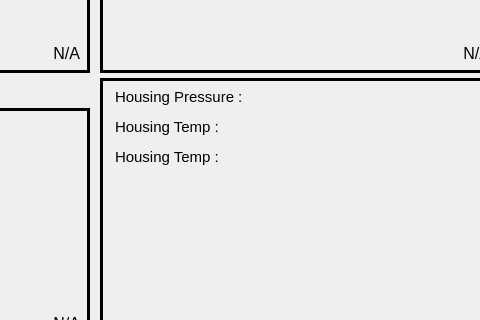
First picture: the form in mainwindow.ui, repository frontback333/TB3582_System, before the edit; both pictures show x 320 to 800 and y 172 to 492 of the 1024 by 600 pixel window.
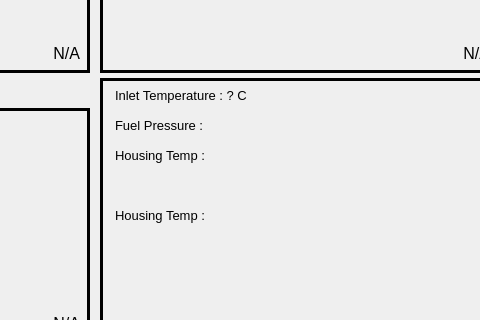
Second picture: the form after the edit.

```diff
--- a/mainwindow.ui
+++ b/mainwindow.ui
@@ -378,17 +378,17 @@
       <rect>
        <x>15</x>
        <y>10</y>
-       <width>200</width>
+       <width>250</width>
        <height>25</height>
       </rect>
      </property>
      <property name="font">
       <font>
-       <pointsize>11</pointsize>
+       <pointsize>10</pointsize>
       </font>
      </property>
      <property name="text">
-      <string>Housing Pressure : </string>
+      <string>Inlet Temperature : ? C</string>
      </property>
      <property name="alignment">
       <set>Qt::AlignmentFlag::AlignLeading|Qt::AlignmentFlag::AlignLeft|Qt::AlignmentFlag::AlignTop</set>
@@ -399,17 +399,17 @@
       <rect>
        <x>15</x>
        <y>40</y>
-       <width>200</width>
+       <width>250</width>
        <height>25</height>
       </rect>
      </property>
      <property name="font">
       <font>
-       <pointsize>11</pointsize>
+       <pointsize>10</pointsize>
       </font>
      </property>
      <property name="text">
-      <string>Housing Temp : </string>
+      <string>Fuel Pressure : </string>
      </property>
      <property name="alignment">
       <set>Qt::AlignmentFlag::AlignLeading|Qt::AlignmentFlag::AlignLeft|Qt::AlignmentFlag::AlignTop</set>
@@ -420,13 +420,34 @@
       <rect>
        <x>15</x>
        <y>70</y>
-       <width>200</width>
+       <width>250</width>
        <height>25</height>
       </rect>
      </property>
      <property name="font">
       <font>
-       <pointsize>11</pointsize>
+       <pointsize>10</pointsize>
+      </font>
+     </property>
+     <property name="text">
+      <string>Housing Temp : </string>
+     </property>
+     <property name="alignment">
+      <set>Qt::AlignmentFlag::AlignLeading|Qt::AlignmentFlag::AlignLeft|Qt::AlignmentFlag::AlignTop</set>
+     </property>
+    </widget>
+    <widget class="QLabel" name="label_7">
+     <property name="geometry">
+      <rect>
+       <x>15</x>
+       <y>130</y>
+       <width>250</width>
+       <height>25</height>
+      </rect>
+     </property>
+     <property name="font">
+      <font>
+       <pointsize>10</pointsize>
       </font>
      </property>
      <property name="text">
```
Left out of the diff: 26 changed lines with no effect on the pictures.
